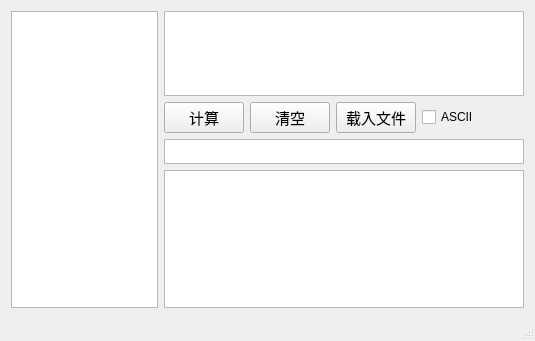
Above: CRCCalc/ui/crccalc.ui from Ging-H/CRC before the change. Below: the same form after it.
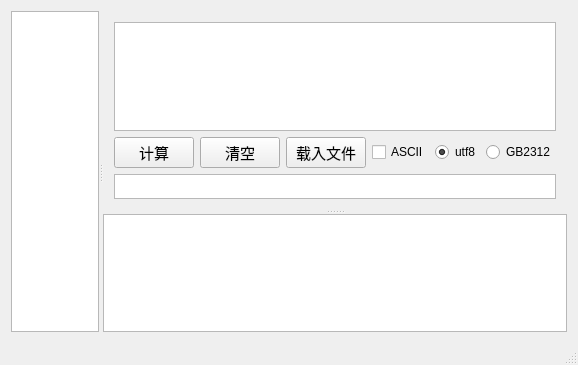
That is the form after the change. Icons and pictures are not drawn.

```diff
--- a/CRCCalc/ui/crccalc.ui
+++ b/CRCCalc/ui/crccalc.ui
@@ -6,8 +6,8 @@
    <rect>
     <x>0</x>
     <y>0</y>
-    <width>535</width>
-    <height>341</height>
+    <width>578</width>
+    <height>365</height>
    </rect>
   </property>
   <property name="windowTitle">
@@ -19,7 +19,11 @@
   </property>
   <widget class="QWidget" name="centralWidget">
    <layout class="QGridLayout" name="gridLayout">
-    <item row="0" column="0" rowspan="5">
+    <item row="0" column="0">
+     <widget class="QSplitter" name="splitter_2">
+      <property name="orientation">
+       <enum>Qt::Horizontal</enum>
+      </property>
      <widget class="QListWidget" name="lstCRCSelect">
       <property name="maximumSize">
        <size>
@@ -28,20 +32,13 @@
        </size>
       </property>
      </widget>
-    </item>
-    <item row="2" column="3">
-     <widget class="QPushButton" name="btnLoadFile">
-      <property name="font">
-       <font>
-        <pointsize>11</pointsize>
-       </font>
-      </property>
-      <property name="text">
-       <string>载入文件</string>
-      </property>
-     </widget>
-    </item>
-    <item row="0" column="1" rowspan="2" colspan="5">
+      <widget class="QSplitter" name="splitter">
+       <property name="orientation">
+        <enum>Qt::Vertical</enum>
+       </property>
+       <widget class="QWidget" name="">
+        <layout class="QVBoxLayout" name="verticalLayout">
+         <item>
      <widget class="QPlainTextEdit" name="txtEdit">
       <property name="font">
        <font>
@@ -62,23 +59,9 @@
       </property>
      </widget>
     </item>
-    <item row="4" column="1" colspan="5">
-     <widget class="QPlainTextEdit" name="txtMsg"/>
-    </item>
-    <item row="2" column="5">
-     <spacer name="horizontalSpacer">
-      <property name="orientation">
-       <enum>Qt::Horizontal</enum>
-      </property>
-      <property name="sizeHint" stdset="0">
-       <size>
-        <width>40</width>
-        <height>20</height>
-       </size>
-      </property>
-     </spacer>
-    </item>
-    <item row="2" column="1">
+         <item>
+          <layout class="QHBoxLayout" name="horizontalLayout">
+           <item>
      <widget class="QPushButton" name="btnCalc">
       <property name="font">
        <font>
@@ -90,7 +73,7 @@
       </property>
      </widget>
     </item>
-    <item row="2" column="2">
+           <item>
      <widget class="QPushButton" name="btnClear">
       <property name="font">
        <font>
@@ -102,7 +85,64 @@
       </property>
      </widget>
     </item>
-    <item row="3" column="1" colspan="5">
+           <item>
+            <widget class="QPushButton" name="btnLoadFile">
+             <property name="font">
+              <font>
+               <pointsize>11</pointsize>
+              </font>
+             </property>
+             <property name="text">
+              <string>载入文件</string>
+             </property>
+            </widget>
+           </item>
+           <item>
+            <widget class="QCheckBox" name="ckbHexSelect">
+             <property name="text">
+              <string>ASCII</string>
+             </property>
+            </widget>
+           </item>
+           <item>
+            <widget class="QRadioButton" name="rdbUtf8">
+             <property name="text">
+              <string>utf8</string>
+             </property>
+             <property name="checked">
+              <bool>true</bool>
+             </property>
+             <attribute name="buttonGroup">
+              <string notr="true">encoderSelect</string>
+             </attribute>
+            </widget>
+           </item>
+           <item>
+            <widget class="QRadioButton" name="rdbGB2312">
+             <property name="text">
+              <string>GB2312</string>
+             </property>
+             <attribute name="buttonGroup">
+              <string notr="true">encoderSelect</string>
+             </attribute>
+            </widget>
+           </item>
+           <item>
+            <spacer name="horizontalSpacer">
+             <property name="orientation">
+              <enum>Qt::Horizontal</enum>
+             </property>
+             <property name="sizeHint" stdset="0">
+              <size>
+               <width>15</width>
+               <height>17</height>
+              </size>
+             </property>
+            </spacer>
+           </item>
+          </layout>
+         </item>
+         <item>
      <widget class="QTextBrowser" name="txtBrowser">
       <property name="sizePolicy">
        <sizepolicy hsizetype="Preferred" vsizetype="Minimum">
@@ -145,11 +185,23 @@
       </property>
      </widget>
     </item>
-    <item row="2" column="4">
-     <widget class="QCheckBox" name="ckbHexSelect">
-      <property name="text">
-       <string>ASCII</string>
-      </property>
+         <item>
+          <spacer name="verticalSpacer">
+           <property name="orientation">
+            <enum>Qt::Vertical</enum>
+           </property>
+           <property name="sizeHint" stdset="0">
+            <size>
+             <width>20</width>
+             <height>40</height>
+            </size>
+           </property>
+          </spacer>
+         </item>
+        </layout>
+       </widget>
+       <widget class="QPlainTextEdit" name="txtMsg"/>
+      </widget>
      </widget>
     </item>
    </layout>
```
Left out of the diff: 3 changed lines with no effect on the pictures. Lines whose indentation alone changed are shown as unchanged.
